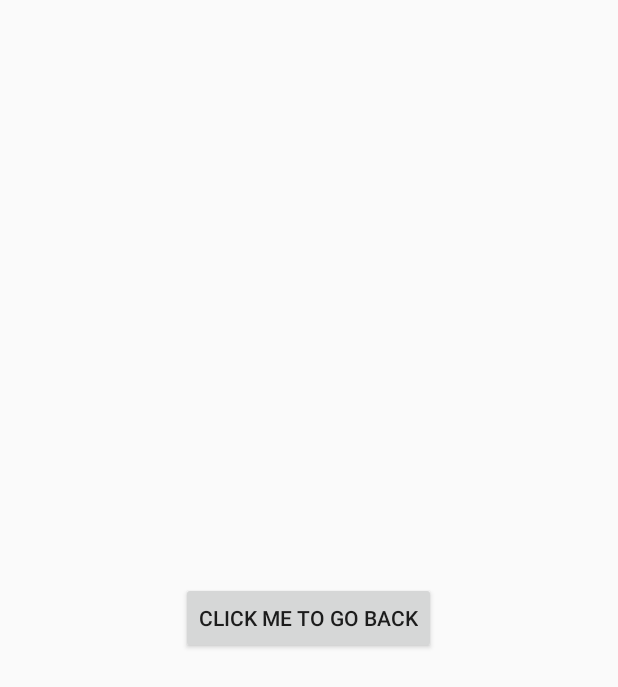
After one commit to samvmisti/ChatDB2, an Android app: the EmptyActivityWithButton screen opened directly, with no data from a screen before it, on a phone screen of 412 x 824 dp. The commit adds this screen. Shown: the top 687 px of the screen. Run offline under Robolectric (Android 15) with nearby library versions, the phone set to English and light mode, and no system bars.

Commit message:
minor changes

```diff
--- a/app/src/main/java/com/example/who/chatdb2/global/Constants.java
+++ b/app/src/main/java/com/example/who/chatdb2/global/Constants.java
@@ -5,5 +5,7 @@ package com.example.who.chatdb2.global;
  */
 
 public class Constants {
-
+    public static final String SENDER_ID = "senderID";
+    public static final String SENDER_NAME = "senderName";
+    public static final String SENDER_PHOTO = "senderPhoto";
 }
--- /dev/null
+++ b/app/src/main/java/com/example/who/chatdb2/ui/EmptyActivityWithButton.java
@@ -0,0 +1,23 @@
+package com.example.who.chatdb2.ui;
+
+import android.os.Bundle;
+import android.support.v7.app.AppCompatActivity;
+import android.view.View;
+
+import com.example.who.chatdb2.R;
+
+/**
+ * Created by who on 23.07.2017.
+ */
+
+public class EmptyActivityWithButton extends AppCompatActivity {
+    @Override
+    protected void onCreate(Bundle savedInstanceState) {
+        super.onCreate(savedInstanceState);
+        setContentView(R.layout.empty_activity_with_button);
+    }
+
+    public void goBack(View view) {
+        onBackPressed();
+    }
+}
--- /dev/null
+++ b/app/src/main/res/layout/empty_activity_with_button.xml
@@ -0,0 +1,13 @@
+<?xml version="1.0" encoding="utf-8"?>
+<RelativeLayout xmlns:android="http://schemas.android.com/apk/res/android"
+    android:orientation="vertical" android:layout_width="match_parent"
+    android:layout_height="match_parent">
+    <Button
+        android:id="@+id/btnGoBack"
+        android:layout_width="wrap_content"
+        android:layout_height="wrap_content"
+        android:layout_centerInParent="true"
+        android:text="@string/click_me_to_go_back"
+        android:onClick="goBack"/>
+
+</RelativeLayout>
--- a/app/src/main/res/layout/messages_activity.xml
+++ b/app/src/main/res/layout/messages_activity.xml
@@ -22,6 +22,7 @@
         android:layout_width="match_parent"
         android:layout_height="wrap_content"
         android:layout_marginTop="?attr/actionBarSize"
-        android:scrollbars="none"/>
+        android:scrollbars="none"
+        android:divider="@null"/>
 
 </android.support.design.widget.CoordinatorLayout>
--- a/app/src/main/res/menu/new_chat.xml
+++ b/app/src/main/res/menu/new_chat.xml
@@ -6,5 +6,6 @@
         android:orderInCategory="100"
         android:icon="@drawable/new_chat"
         app:showAsAction="always"
-        android:title=""/>
+        android:title=""
+        android:onClick="goToEmptyActivity"/>
 </menu>
--- a/app/src/main/res/values/strings.xml
+++ b/app/src/main/res/values/strings.xml
@@ -9,4 +9,6 @@
     <string name="chat_tab">Chat</string>
     <string name="live_chat_tab">Live chat</string>
     <string name="this_is_an_empty_activity">This is an empty activity</string>
+    <string name="click_me_to_go_back">Click me to go back</string>
+    <string name="block">Block</string>
 </resources>
```
Also changed, not shown: app/src/main/AndroidManifest.xml (+8 -1 lines), app/src/main/java/com/example/who/chatdb2/presenters/MessagesActivityPresenter.java (+11 -3 lines), app/src/main/java/com/example/who/chatdb2/ui/ChannelsFragment.java (+1 -9 lines), app/src/main/java/com/example/who/chatdb2/ui/MessagesActivity.java (+34 -1 lines), app/src/main/java/com/example/who/chatdb2/ui/TabActivity.java (+17 -6 lines), app/src/main/java/com/example/who/chatdb2/views/ChannelsItemView.java (+13 -5 lines), app/src/main/res/layout/titleview.xml (added, +34 -0 lines).
